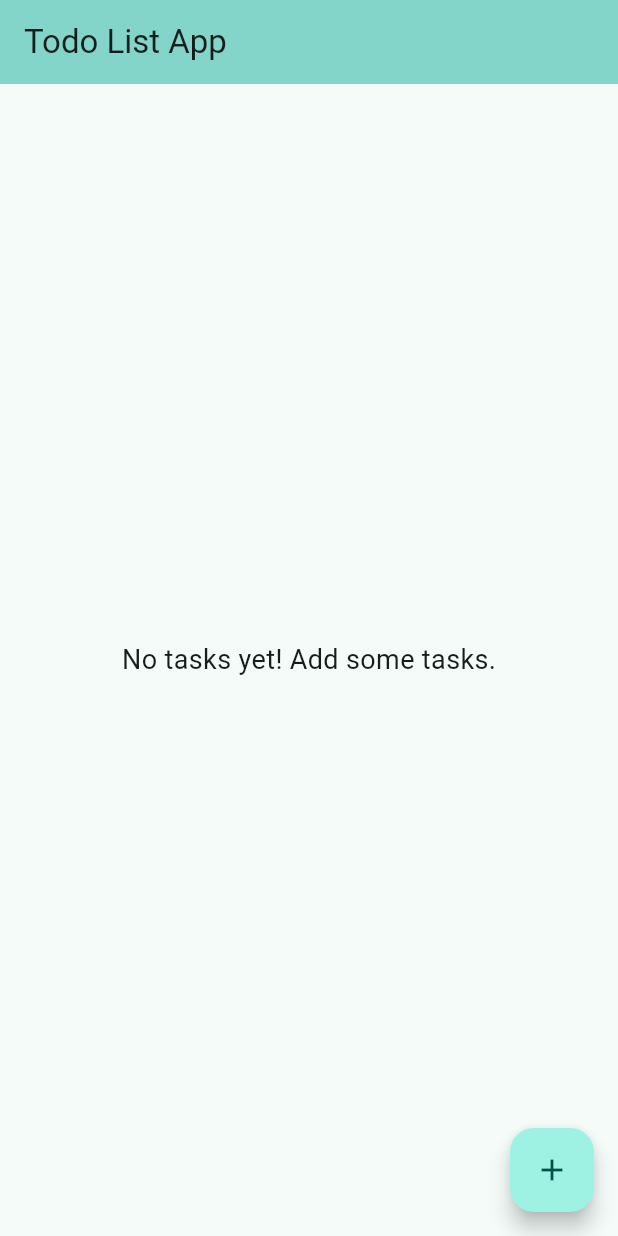
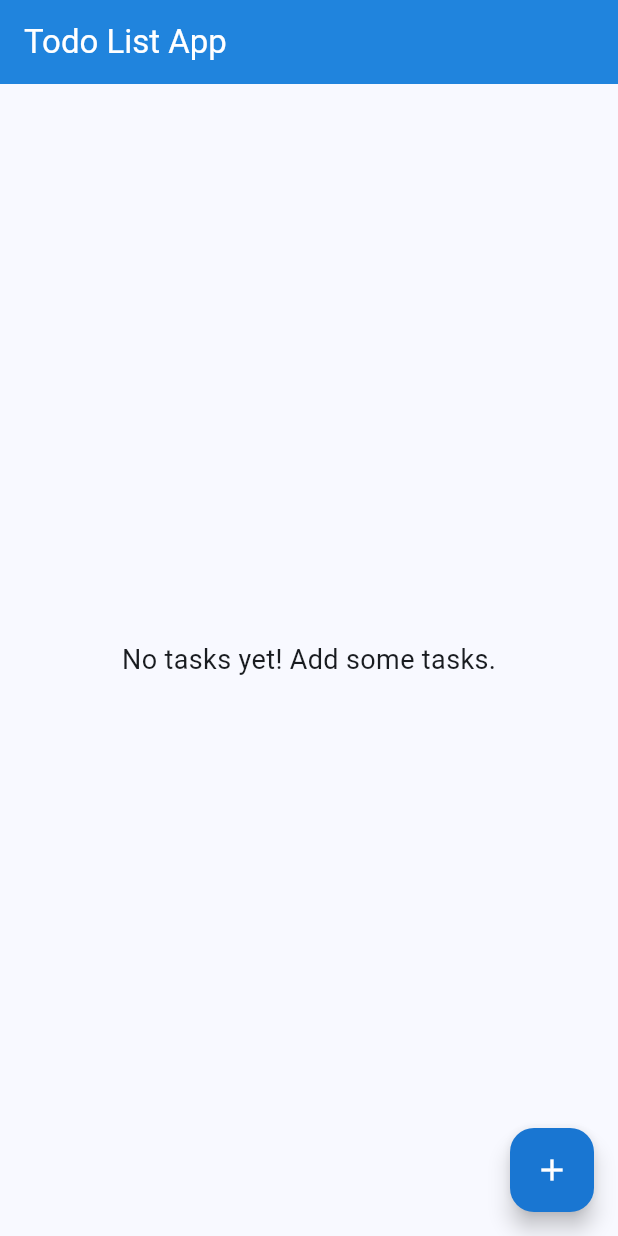
Before and after one commit to MRH-Romit/flutter-Projects, a Flutter app: the screen it shows after launch, on a phone screen of 412 x 824 dp. Run offline on Flutter 3.47's test engine with Material 3 defaults, Android fonts, the phone set to English and light mode, and no system bars.

Commit message:
Update theme colors for improved UI consistency and aesthetics

```diff
--- a/flutter_application_1/lib/main.dart
+++ b/flutter_application_1/lib/main.dart
@@ -7,13 +7,20 @@ void main() {
 
 class MyApp extends StatelessWidget {
   const MyApp({super.key});
-
   @override
   Widget build(BuildContext context) {
     return MaterialApp(
       title: 'Todo List App',
       theme: ThemeData(
-        colorScheme: ColorScheme.fromSeed(seedColor: Colors.teal),
+        colorScheme: ColorScheme.fromSeed(
+          seedColor: Colors.blue,
+          primary: Colors.blue.shade700,
+        ),
+        appBarTheme: AppBarTheme(
+          backgroundColor: Colors.blue.shade600,
+          foregroundColor: Colors.white,
+          elevation: 4,
+        ),
         useMaterial3: true,
       ),
       home: const MyHomePage(title: 'Todo List App'),
@@ -93,12 +100,13 @@ class _MyHomePageState extends State<MyHomePage> {
         );
       },
     );
-  }
-  @override
+  }  @override
   Widget build(BuildContext context) {
     return Scaffold(
       appBar: AppBar(
-        backgroundColor: Theme.of(context).colorScheme.inversePrimary,
+        backgroundColor: Theme.of(context).appBarTheme.backgroundColor,
+        foregroundColor: Theme.of(context).appBarTheme.foregroundColor,
+        elevation: Theme.of(context).appBarTheme.elevation,
         title: Text(widget.title),
       ),
       body: _todos.isEmpty
@@ -132,10 +140,11 @@ class _MyHomePageState extends State<MyHomePage> {
                   ),
                 );
               },
-            ),
-      floatingActionButton: FloatingActionButton(
+            ),      floatingActionButton: FloatingActionButton(
         onPressed: _displayDialog,
         tooltip: 'Add Task',
+        backgroundColor: Colors.blue.shade700,
+        foregroundColor: Colors.white,
         child: const Icon(Icons.add),
       ),
     );
```
